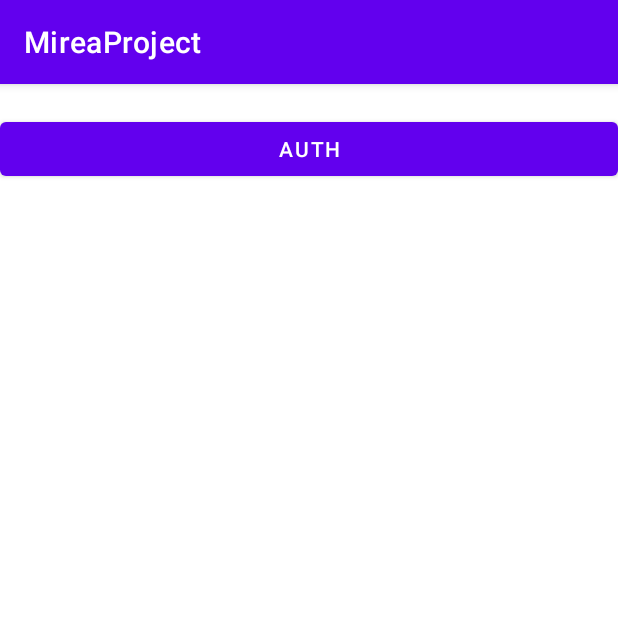
After one commit to fokypoky/AndroidLessons, an Android app: the fragment FingerprintFragment shown on its own in the app's theme, on a phone screen of 412 x 824 dp, the top half of it. The commit adds this screen. Run offline under Robolectric (Android 15) with nearby library versions, the phone set to English and light mode, and no system bars.

Commit message:
fingerprint security module

```diff
--- a/app/src/main/AndroidManifest.xml
+++ b/app/src/main/AndroidManifest.xml
@@ -7,6 +7,7 @@
     <uses-permission android:name="android.permission.FOREGROUND_SERVICE" />
     <uses-permission android:name="android.permission.POST_NOTIFICATIONS" />
     <uses-permission android:name="android.permission.CAMERA" />
+    <uses-permission android:name="android.permission.USE_FINGERPRINT"/>
     <uses-permission
         android:name="android.permission.WRITE_EXTERNAL_STORAGE"
         android:maxSdkVersion="32"
--- /dev/null
+++ b/app/src/main/java/ru/mirea/petukhov/a/mireaproject/FingerprintFragment.java
@@ -0,0 +1,106 @@
+package ru.mirea.petukhov.a.mireaproject;
+
+import android.hardware.fingerprint.FingerprintManager;
+import android.os.Bundle;
+
+import androidx.core.os.CancellationSignal;
+import androidx.fragment.app.Fragment;
+
+import android.view.LayoutInflater;
+import android.view.View;
+import android.view.ViewGroup;
+import android.widget.Button;
+import android.widget.TextView;
+import android.widget.Toast;
+
+/**
+ * A simple {@link Fragment} subclass.
+ * Use the {@link FingerprintFragment#newInstance} factory method to
+ * create an instance of this fragment.
+ */
+public class FingerprintFragment extends Fragment implements View.OnClickListener {
+
+    // TODO: Rename parameter arguments, choose names that match
+    // the fragment initialization parameters, e.g. ARG_ITEM_NUMBER
+    private static final String ARG_PARAM1 = "param1";
+    private static final String ARG_PARAM2 = "param2";
+    private TextView secretTextView;
+
+    // TODO: Rename and change types of parameters
+    private String mParam1;
+    private String mParam2;
+
+    public FingerprintFragment() {
+        // Required empty public constructor
+    }
+
+    /**
+     * Use this factory method to create a new instance of
+     * this fragment using the provided parameters.
+     *
+     * @param param1 Parameter 1.
+     * @param param2 Parameter 2.
+     * @return A new instance of fragment FingerprintFragment.
+     */
+    // TODO: Rename and change types and number of parameters
+    public static FingerprintFragment newInstance(String param1, String param2) {
+        FingerprintFragment fragment = new FingerprintFragment();
+        Bundle args = new Bundle();
+        args.putString(ARG_PARAM1, param1);
+        args.putString(ARG_PARAM2, param2);
+        fragment.setArguments(args);
+        return fragment;
+    }
+
+    @Override
+    public void onCreate(Bundle savedInstanceState) {
+        super.onCreate(savedInstanceState);
+        if (getArguments() != null) {
+            mParam1 = getArguments().getString(ARG_PARAM1);
+            mParam2 = getArguments().getString(ARG_PARAM2);
+        }
+    }
+
+    @Override
+    public View onCreateView(LayoutInflater inflater, ViewGroup container,
+                             Bundle savedInstanceState) {
+        // Inflate the layout for this fragment
+        View root = inflater.inflate(R.layout.fragment_fingerprint, container, false);
+
+        secretTextView = root.findViewById(R.id.secretTextView);
+        secretTextView.setVisibility(View.INVISIBLE);
+
+        Button button = root.findViewById(R.id.authButton);
+        button.setOnClickListener(this);
+
+        return root;
+    }
+
+    @Override
+    public void onClick(View v) {
+        FingerprintManager fingerprintManager = (FingerprintManager) getActivity().getSystemService(getContext().FINGERPRINT_SERVICE);
+        if(!fingerprintManager.isHardwareDetected() || !fingerprintManager.hasEnrolledFingerprints()){
+            Toast.makeText(getActivity(), "No hardware or fingerprints detected", Toast.LENGTH_LONG).show();
+            return;
+        }
+
+        android.os.CancellationSignal cancellationSignal = new android.os.CancellationSignal();
+        fingerprintManager.authenticate(null, cancellationSignal, 0, new FingerprintManager.AuthenticationCallback() {
+            @Override
+            public void onAuthenticationError(int errMsgId, CharSequence errString) {
+               Toast.makeText(getActivity(),"Auth error: " + errString, Toast.LENGTH_LONG).show();
+            }
+
+            @Override
+            public void onAuthenticationFailed() {
+                Toast.makeText(getActivity(), "Auth failed", Toast.LENGTH_LONG).show();
+            }
+
+            @Override
+            public void onAuthenticationSucceeded(FingerprintManager.AuthenticationResult result) {
+                secretTextView.setVisibility(View.VISIBLE);
+                secretTextView.setText("The most sensitive information");
+            }
+        }, null);
+    }
+}
--- /dev/null
+++ b/app/src/main/res/layout/fragment_fingerprint.xml
@@ -0,0 +1,25 @@
+<?xml version="1.0" encoding="utf-8"?>
+<FrameLayout xmlns:android="http://schemas.android.com/apk/res/android"
+    xmlns:tools="http://schemas.android.com/tools"
+    android:layout_width="match_parent"
+    android:layout_height="match_parent"
+    tools:context=".FingerprintFragment">
+
+    <LinearLayout
+        android:layout_width="match_parent"
+        android:layout_height="match_parent"
+        android:orientation="vertical">
+
+        <TextView
+            android:id="@+id/secretTextView"
+            android:layout_width="match_parent"
+            android:layout_height="wrap_content"
+            android:text="TextView" />
+
+        <Button
+            android:id="@+id/authButton"
+            android:layout_width="match_parent"
+            android:layout_height="wrap_content"
+            android:text="Auth" />
+    </LinearLayout>
+</FrameLayout>
--- a/app/src/main/res/menu/activity_main_drawer.xml
+++ b/app/src/main/res/menu/activity_main_drawer.xml
@@ -54,5 +54,9 @@
         <item
             android:id="@+id/blockAppFragment"
             android:title="Block app"/>
+        <item
+            android:id="@+id/fingerprintFragment"
+            android:title="Fingerprint"
+            />
     </group>
 </menu>
--- a/app/src/main/res/navigation/mobile_navigation.xml
+++ b/app/src/main/res/navigation/mobile_navigation.xml
@@ -71,4 +71,10 @@
         android:label="block_app_fragment"
         tools:layout="@layout/fragment_block_app"
         />
+
+    <fragment
+        android:id="@+id/fingerprintFragment"
+        android:name="ru.mirea.petukhov.a.mireaproject.FingerprintFragment"
+        android:label="fingerprint_fragment"
+        tools:layout="@layout/fragment_fingerprint"/>
 </navigation>
```
